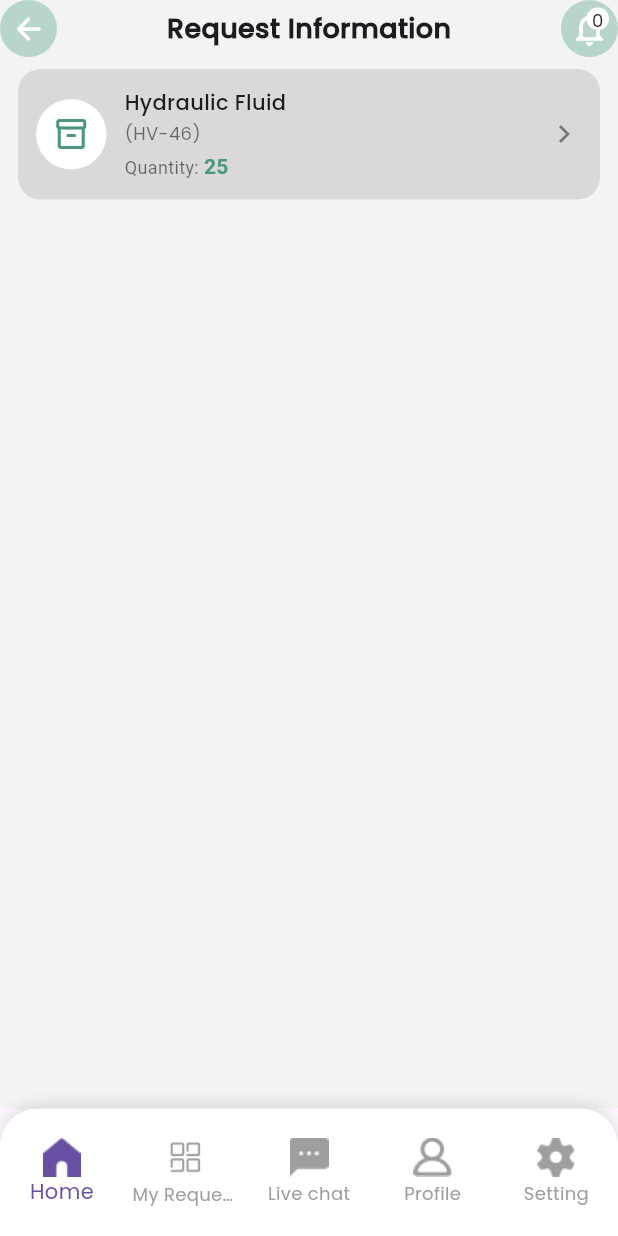
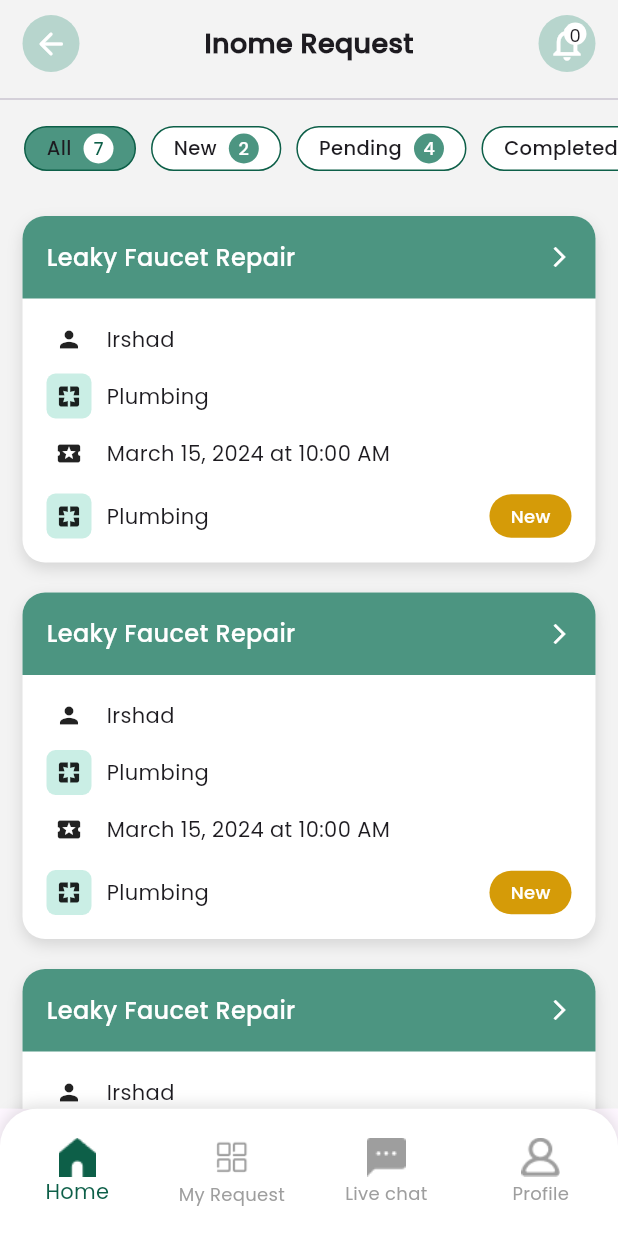
Before and after one commit to M-KALIRAJAN/Tech, a Flutter app: the BottomNav screen opened by its route, on a phone screen of 412 x 824 dp. Run offline on Flutter 3.47's test engine with Material 3 defaults, Android fonts, the phone set to English and light mode, and no system bars; our stand-ins replace dio, go_router.

Commit message:
worked on inome ard

```diff
--- a/lib/view/bottom_nav.dart
+++ b/lib/view/bottom_nav.dart
@@ -1,9 +1,9 @@
 import 'package:flutter/material.dart';
+import 'package:tech_app/core/constants/app_colors.dart';
 import 'package:tech_app/view/home_view.dart';
 import 'package:tech_app/view/livechat_view.dart';
 import 'package:tech_app/view/my_request_view.dart';
 import 'package:tech_app/view/profile_view.dart';
-import 'package:tech_app/view/setting_view.dart';
 
 class BottomNav extends StatefulWidget {
   const BottomNav({super.key});
@@ -22,19 +22,18 @@ class _BottomNavState extends State<BottomNav> {
     // TODO: implement initState
     super.initState();
     screens = [
-    ()=>  HomeView(),
-     ()=> MyRequestView(),
-     ()=> LivechatView(),
-      ()=>ProfileView(),
-     ()=> SettingView(),
+      () => HomeView(),
+      () => MyRequestView(),
+      () => LivechatView(),
+      () => ProfileView(),
     ];
   }
-    void changeTab(int index) {
+
+  void changeTab(int index) {
     setState(() {
       _selectedIndex = index;
     });
   }
-
 
   @override
   Widget build(BuildContext context) {
@@ -71,6 +70,7 @@ class _BottomNavState extends State<BottomNav> {
             elevation: 0,
             type: BottomNavigationBarType.fixed,
             unselectedItemColor: Colors.grey,
+            selectedItemColor: AppColors.scoundry_clr,
             items: [
               BottomNavigationBarItem(
                 icon: ImageIcon(AssetImage("assets/icons/home.png"), size: 26),
@@ -110,17 +110,6 @@ class _BottomNavState extends State<BottomNav> {
                 ),
                 label: "Profile",
               ),
-              BottomNavigationBarItem(
-                icon: ImageIcon(
-                  AssetImage("assets/icons/setting.png"),
-                  size: 26,
-                ),
-                activeIcon: ImageIcon(
-                  AssetImage("assets/icons/setting.png"),
-                  size: 26,
-                ),
-                label: "Setting",
-              ),
             ],
           ),
         ),
--- a/lib/view/home_view.dart
+++ b/lib/view/home_view.dart
@@ -1,5 +1,6 @@
 import 'package:flutter/material.dart';
 import 'package:tech_app/core/constants/app_colors.dart';
+import 'package:tech_app/widgets/card/income_cart.dart';
 import 'package:tech_app/widgets/card/material_cart.dart';
 import 'package:tech_app/widgets/card/request_cart.dart';
 import 'package:tech_app/widgets/header.dart';
@@ -12,6 +13,15 @@ class HomeView extends StatefulWidget {
 }
 
 class _HomeViewState extends State<HomeView> {
+  int selectedIndex = 0;
+  final List<Map<String, dynamic>> filters = [
+    {'title': 'All', 'count': "7"},
+    {'title': 'New', 'count': "2"},
+    {'title': 'Pending', 'count': "4"},
+    {'title': 'Completed', 'count': "1"},
+    {'title': 'Cancelled', 'count': "3"},
+  ];
+
   @override
   Widget build(BuildContext context) {
     return Scaffold(
@@ -19,9 +29,94 @@ class _HomeViewState extends State<HomeView> {
       body: SafeArea(
         child: Column(
           children: [
-            Header(title: "Request Information",),
+            Padding(
+              padding: const EdgeInsets.symmetric(horizontal: 15, vertical: 10),
 
-             MaterialCart()
+              child: Header(title: "Inome Request"),
+            ),
+            Divider(),
+            SizedBox(height: 10),
+            SizedBox(
+              height: 30,
+              child: ListView.builder(
+                scrollDirection: Axis.horizontal,
+                padding: const EdgeInsets.symmetric(horizontal: 16),
+                itemCount: filters.length,
+                itemBuilder: (context, index) {
+                  final filter = filters[index];
+                  final bool isSelected = selectedIndex == index;
+                  return InkWell(
+                    onTap: () {
+                      setState(() {
+                        selectedIndex = index;
+                      });
+                    },
+                    child: Container(
+                      margin: const EdgeInsets.only(right: 10),
+                      padding: const EdgeInsets.symmetric(horizontal: 14),
+                      decoration: BoxDecoration(
+                        color: isSelected
+                            ? AppColors.primary_clr
+                            : Colors.white,
+                        borderRadius: BorderRadius.circular(25),
+                        border: Border.all(color: AppColors.scoundry_clr),
+                      ),
+                      child: Row(
+                        mainAxisSize: MainAxisSize.min,
+                        children: [
+                          Text(
+                            filter['title'],
+                            style: TextStyle(
+                              fontSize: 13,
+                              fontWeight: FontWeight.w500,
+                            ),
+                          ),
+                          const SizedBox(width: 8),
+                          Container(
+                            height: 20,
+                            width: 20,
+                            decoration: BoxDecoration(
+                              color: isSelected
+                                  ? Colors.white
+                                  : AppColors.primary_clr,
+
+                              shape: BoxShape.circle,
+                            ),
+                            alignment: Alignment.center,
+                            child: Text(
+                              filter['count'],
+                              style: TextStyle(
+                                color: isSelected
+                                    ? AppColors.scoundry_clr
+                                    : Colors.white,
+                                fontSize: 12,
+                                fontWeight: FontWeight.w600,
+                              ),
+                            ),
+                          ),
+                        ],
+                      ),
+                    ),
+                  );
+                },
+              ),
+            ),
+            SizedBox(height: 20),
+            Expanded(
+              child: ListView.builder(
+                itemCount: 5,
+                scrollDirection: Axis.vertical,
+                itemBuilder: (context, index) {
+                  return Padding(
+                    padding: const EdgeInsets.symmetric(
+                      horizontal: 15,
+                      vertical: 10,
+                    ),
+                    child: IncomeCard(),
+                  );
+                },
+              ),
+            ),
           ],
         ),
       ),
--- /dev/null
+++ b/lib/widgets/card/income_cart.dart
@@ -0,0 +1,143 @@
+import 'package:flutter/material.dart';
+import 'package:tech_app/core/constants/app_colors.dart';
+
+class IncomeCard extends StatelessWidget {
+  const IncomeCard({super.key});
+
+  @override
+  Widget build(BuildContext context) {
+    return Container(
+      decoration: BoxDecoration(
+        color: Colors.white,
+        borderRadius: BorderRadius.circular(15),
+        boxShadow: const [
+          BoxShadow(color: Colors.black12, blurRadius: 8, offset: Offset(0, 4)),
+        ],
+      ),
+      child: Column(
+        crossAxisAlignment: CrossAxisAlignment.start,
+        children: [
+          Container(
+            height: 55,
+            padding: const EdgeInsets.symmetric(horizontal: 16),
+            decoration: BoxDecoration(
+              color: AppColors.primary_clr,
+              borderRadius: const BorderRadius.only(
+                topLeft: Radius.circular(15),
+                topRight: Radius.circular(15),
+              ),
+            ),
+            child: Row(
+              children: const [
+                Expanded(
+                  child: Text(
+                    'Leaky Faucet Repair',
+                    style: TextStyle(
+                      color: Colors.white,
+                      fontSize: 16,
+                      fontWeight: FontWeight.w600,
+                    ),
+                    overflow: TextOverflow.ellipsis,
+                  ),
+                ),
+                Icon(Icons.arrow_forward_ios, size: 16, color: Colors.white),
+              ],
+            ),
+          ),
+
+          const SizedBox(height: 12),
+
+          Padding(
+            padding: const EdgeInsets.symmetric(horizontal: 16),
+            child: Column(
+              children: [
+                _infoRow(icon: Icons.person, text: 'Irshad'),
+                const SizedBox(height: 8),
+
+                _infoRow(
+                  icon: Icons.pages,
+                  text: 'Plumbing',
+                  iconBg: const Color.fromARGB(156, 169, 227, 212),
+                ),
+                const SizedBox(height: 8),
+
+                _infoRow(
+                  icon: Icons.local_activity,
+                  text: 'March 15, 2024 at 10:00 AM',
+                ),
+
+                const SizedBox(height: 12),
+
+                Row(
+                  children: [
+                    _iconBox(
+                      icon: Icons.pages,
+                      bgColor: const Color.fromARGB(156, 169, 227, 212),
+                    ),
+                    const SizedBox(width: 10),
+                    const Expanded(
+                      child: Text('Plumbing', style: TextStyle(fontSize: 14)),
+                    ),
+                    Container(
+                      padding: const EdgeInsets.symmetric(
+                        horizontal: 14,
+                        vertical: 6,
+                      ),
+                      decoration: BoxDecoration(
+                        color: AppColors.new_clr,
+                        borderRadius: BorderRadius.circular(30),
+                      ),
+                      child: const Text(
+                        'New',
+                        style: TextStyle(
+                          color: Colors.white,
+                          fontSize: 12,
+                          fontWeight: FontWeight.w600,
+                        ),
+                      ),
+                    ),
+                  ],
+                ),
+              ],
+            ),
+          ),
+
+          const SizedBox(height: 16),
+        ],
+      ),
+    );
+  }
+
+  // ---------- REUSABLE ROW ----------
+  static Widget _infoRow({
+    required IconData icon,
+    required String text,
+    Color? iconBg,
+  }) {
+    return Row(
+      children: [
+        _iconBox(icon: icon, bgColor: iconBg),
+        const SizedBox(width: 10),
+        Expanded(
+          child: Text(
+            text,
+            style: const TextStyle(fontSize: 14),
+            overflow: TextOverflow.ellipsis,
+          ),
+        ),
+      ],
+    );
+  }
+
+  static Widget _iconBox({required IconData icon, Color? bgColor}) {
+    return Container(
+      height: 30,
+      width: 30,
+      decoration: BoxDecoration(
+        color: bgColor,
+        borderRadius: BorderRadius.circular(6),
+      ),
+      child: Icon(icon, size: 18),
+    );
+  }
+}
```
Also changed, not shown: pubspec.yaml (+6 -58 lines).
